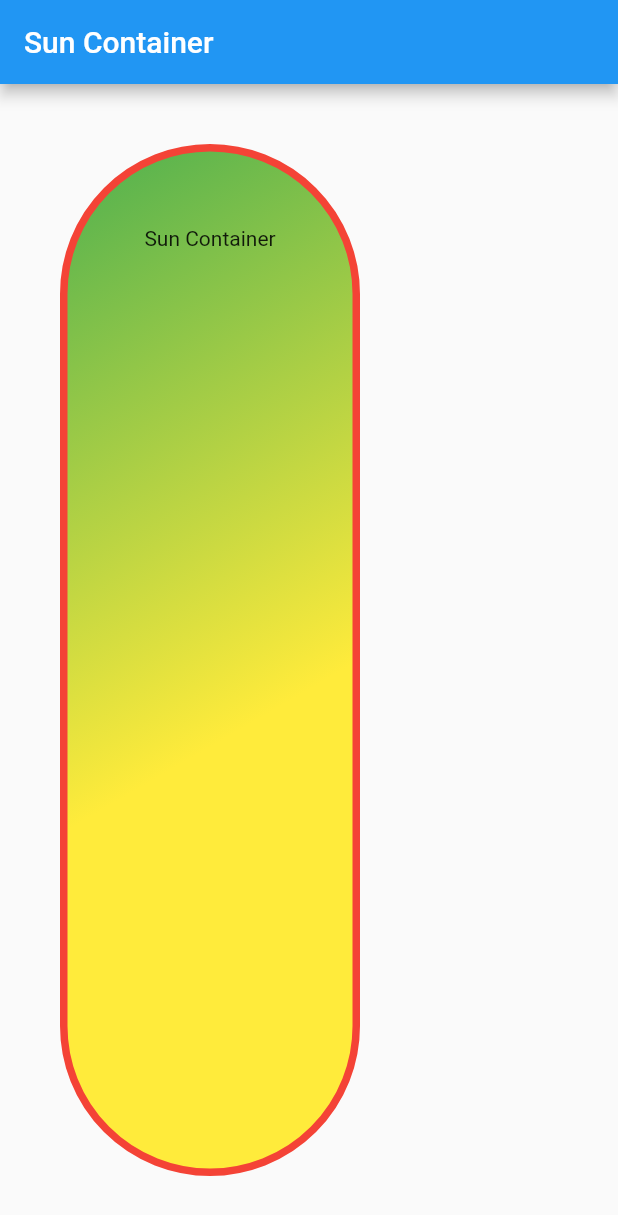
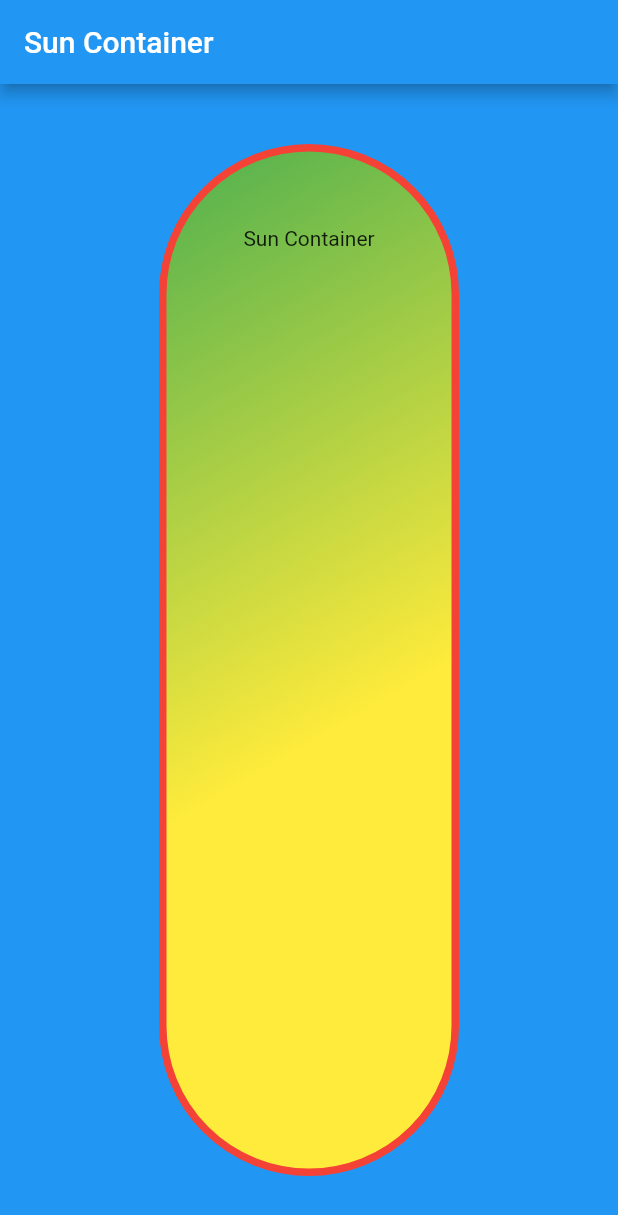
Before and after one commit to masterUNG/sun_container, a Flutter app: the screen it shows after launch, on a phone screen of 412 x 824 dp. Shown: the top 1215 px of the screen. Run offline on Flutter 3.47's test engine with Material 2 defaults, Android fonts, the phone set to English and light mode, and no system bars.

Commit message:
Change Bg OK

```diff
--- a/lib/src/app.dart
+++ b/lib/src/app.dart
@@ -10,6 +10,9 @@ class App extends StatelessWidget {
             title: Text('Sun Container'),
           ),
           body: Container(
+            color: Colors.blue,
+            alignment: Alignment(0, 0),
+            child: Container(
               decoration: BoxDecoration(
                   border: Border.all(
                       width: 5.0, color: Colors.red, style: BorderStyle.solid),
@@ -24,7 +27,7 @@ class App extends StatelessWidget {
               alignment: Alignment.topCenter,
               child: Text('Sun Container'),
             ),
-      ),
+          )),
     );
   }
 }
```
Also changed, not shown: 1 other file. Lines whose indentation alone changed are shown as unchanged.
